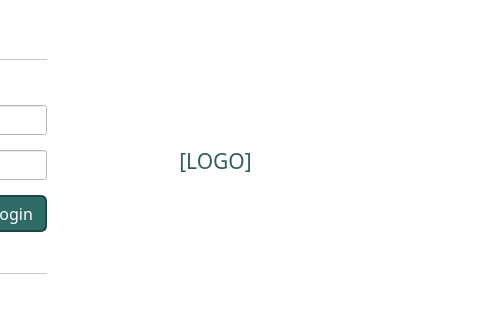
First picture: the form in ui/LoginPage.ui, repository karlito20/AdoraFlowProject, before the edit; both pictures show x 378 to 865 and y 113 to 433 of the 865 by 547 pixel window.
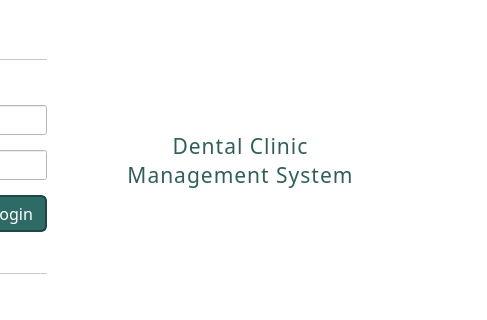
Second picture: the form after the edit. Icons and pictures are not drawn.

The edit to the form file:
```diff
--- a/ui/LoginPage.ui
+++ b/ui/LoginPage.ui
@@ -1123,10 +1123,12 @@
            </property>
            <property name="styleSheet">
             <string notr="true">padding: 5px;
-color: #305F5B;</string>
+color: #305F5B;
+letter-spacing: 1px;</string>
            </property>
            <property name="text">
-            <string>[LOGO]</string>
+            <string>Dental Clinic
+Management System</string>
            </property>
            <property name="alignment">
             <set>Qt::AlignmentFlag::AlignCenter</set>
```
